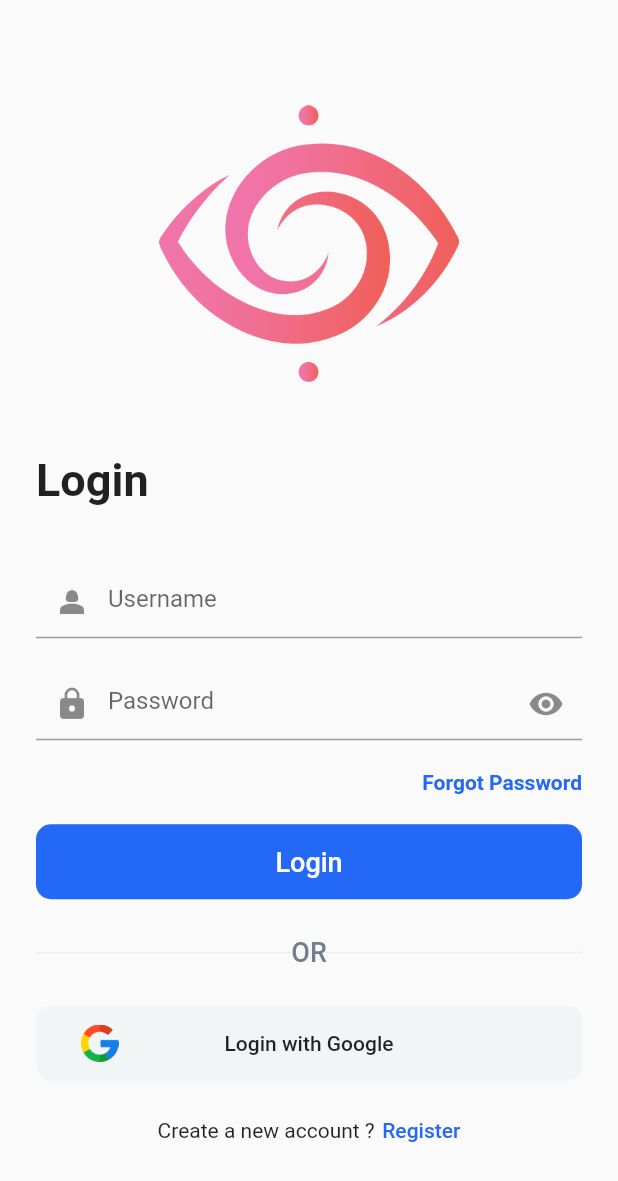
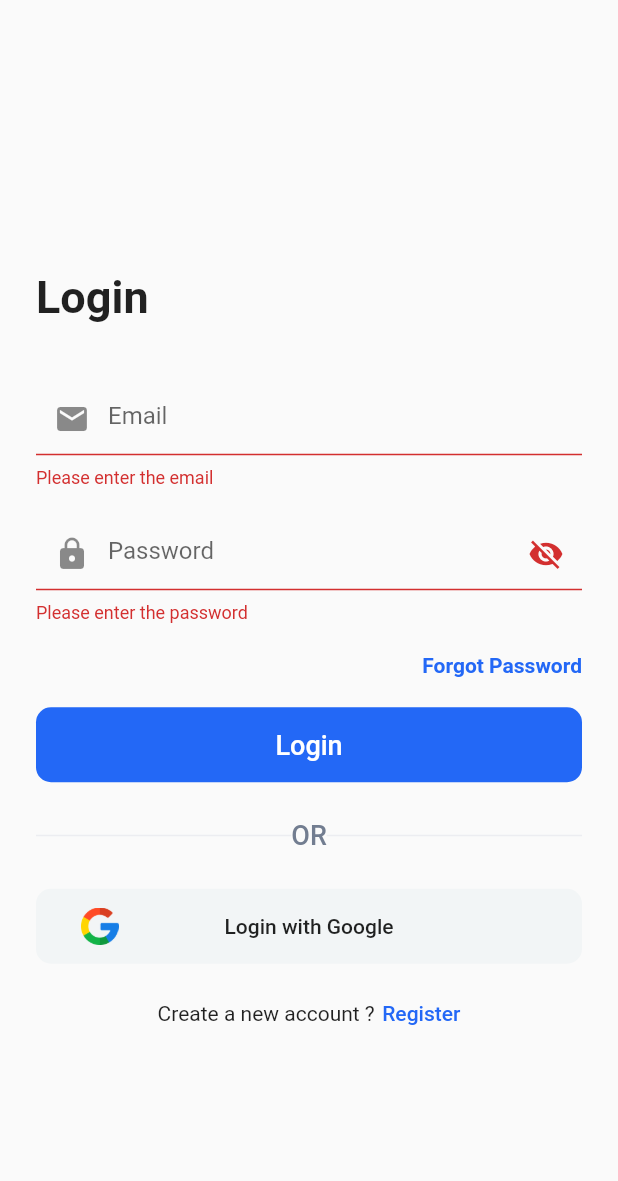
Before and after one commit to lephuochoai/app_flutter_1, a Flutter app: the screen it shows after launch, after a tap on "Login", on a phone screen of 412 x 824 dp. Shown: the top 1181 px of the screen. Run offline on Flutter 3.47's test engine with Material 2 defaults, Android fonts, the phone set to English and light mode, and no system bars; our stand-ins replace go_router, hive; accounts and stored records are empty.

Commit message:
feat: add api login

```diff
--- a/lib/apis/auth.dart
+++ b/lib/apis/auth.dart
@@ -4,15 +4,17 @@ import 'package:http/http.dart' as http;
 import 'request.dart';
 
 class AuthApis {
-  static Future<ResponseApi> login(String username, String password) async {
+  static Future<ResponseApi> login(String email, String password) async {
     final response = await http.post(getUri('/auth/login'),
-        body: {'username': username, 'password': password});
-    var jsonResponse = jsonDecode(response.body);
+        body: {'email': email, 'password': password});
+    var res = jsonDecode(response.body);
+
+    print(res);
 
     if (response.statusCode == 200) {
-      return ResponseApi(true, jsonResponse);
+      return ResponseApi(true, res);
     } else {
-      return ResponseApi(false, jsonResponse);
+      return ResponseApi(false, res);
     }
   }
 
--- a/lib/models/auth.dart
+++ b/lib/models/auth.dart
@@ -5,21 +5,31 @@ import '../utils/storage.dart';
 
 class AuthState extends ChangeNotifier {
   bool _isLoggedIn = false;
+  String _token = '';
+  String _refreshToken = '';
   var _userInfo;
 
   get userInfo => _userInfo;
   get isLoggedIn => _isLoggedIn;
+  get token => _token;
+  get refreshToken => _refreshToken;
 
   set setUserInfo(info) {
     _userInfo = info;
     notifyListeners();
   }
 
-  Future login(bool status) async {
-    _isLoggedIn = status;
+  Future login({String token = '', String refreshToken = ''}) async {
+    print('1111, $token, $refreshToken');
+
+    _isLoggedIn = true;
+    _token = token;
+    _refreshToken = refreshToken;
 
     final boxAuth = await Hive.openBox('auth');
-    boxAuth.put(BoxKey.isLoggedIn.toString(), status);
+    boxAuth.put(BoxKey.isLoggedIn.toString(), true);
+    boxAuth.put(BoxKey.token.toString(), token);
+    boxAuth.put(BoxKey.refreshToken.toString(), refreshToken);
     notifyListeners();
   }
 
@@ -27,8 +37,13 @@ class AuthState extends ChangeNotifier {
     final boxAuth = await Hive.openBox('auth');
     final getIsLoggedIn =
         await boxAuth.get(BoxKey.isLoggedIn.toString()) ?? false;
+    final getToken = await boxAuth.get(BoxKey.token.toString()) ?? '';
+    final getRefreshToken =
+        await boxAuth.get(BoxKey.refreshToken.toString()) ?? '';
 
     _isLoggedIn = getIsLoggedIn;
+    _token = getToken;
+    _refreshToken = getRefreshToken;
     notifyListeners();
   }
 }
--- a/lib/screen/auth/login/login.dart
+++ b/lib/screen/auth/login/login.dart
@@ -1,5 +1,7 @@
 import 'package:flutter/material.dart';
+import 'package:flutter_application_1/models/auth.dart';
 import 'package:go_router/go_router.dart';
+import 'package:provider/provider.dart';
 
 import '../../../apis/auth.dart';
 import '../../../ui/BaseButton/BaseButton.dart';
@@ -16,14 +18,11 @@ class Login extends StatefulWidget {
 }
 
 class _LoginState extends State<Login> {
-  bool isPassShow = true;
-  String username = '';
+  bool isPassShow = false;
+  String email = '';
   String password = '';
   bool loading = false;
   final formKey = GlobalKey<FormState>();
-
-  // username: 'kminchelle',
-  // password: '0lelplR',
 
   void toggleLoading() {
     setState(() {
@@ -33,6 +32,8 @@ class _LoginState extends State<Login> {
 
   @override
   Widget build(BuildContext context) {
+    final authState = Provider.of<AuthState>(context);
+
     void directRegisterScreen() {
       context.push(AppPage.register.toPath);
     }
@@ -41,18 +42,25 @@ class _LoginState extends State<Login> {
       context.push(AppPage.forgotPassword.toPath);
     }
 
-    void onSubmit() async {
+    void onSubmitForm() async {
       if (formKey.currentState!.validate()) {
         formKey.currentState!.save();
         toggleLoading();
-        final response = await AuthApis.login(username, password);
+        final result = await AuthApis.login(email, password);
 
-        if (response.success == true) {
-          print(response);
+        if (result.success == true) {
+          String token = result.data['token'];
+          String refreshToken = result.data['refreshToken'];
+          authState.login(token: token, refreshToken: refreshToken);
+          ScaffoldMessenger.of(context).showSnackBar(
+            const SnackBar(
+              content: Text('Login successfully'),
+            ),
+          );
         } else {
           ScaffoldMessenger.of(context).showSnackBar(
             SnackBar(
-              content: Text(response.data['message']),
+              content: Text(result.data['message']),
             ),
           );
         }
@@ -65,21 +73,21 @@ class _LoginState extends State<Login> {
         body: SafeArea(
             child: Padding(
                 padding: const EdgeInsets.all(24),
-                child: Center(
-                  child: Form(
+                child: Form(
+                  key: formKey,
+                  child: Center(
                     child: SingleChildScrollView(
-                      key: formKey,
                       child: Column(
                         crossAxisAlignment: CrossAxisAlignment.start,
                         children: [
-                          Center(
-                            child: SizedBox(
-                              width: 200,
-                              height: 200,
-                              child:
-                                  Image.asset('assets/images/logos/logo.png'),
-                            ),
-                          ),
+                          // Center(
+                          //   child: SizedBox(
+                          //     width: 200,
+                          //     height: 200,
+                          //     child:
+                          //         Image.asset('assets/images/logos/logo.png'),
+                          //   ),
+                          // ),
                           const SizedBox(height: 40),
                           const Text(
                             'Login',
@@ -88,12 +96,12 @@ class _LoginState extends State<Login> {
                           ),
                           const SizedBox(height: 40),
                           BaseTextField(
-                            hint: 'Username',
-                            prefixIcon: const Icon(Icons.person_2),
+                            hint: 'Email',
+                            prefixIcon: const Icon(Icons.email),
                             onSaved: (value) {
-                              if (value != null) username = value;
+                              if (value != null) email = value.trim();
                             },
-                            validator: usernameValidator,
+                            validator: emailValidator,
                           ),
                           const SizedBox(height: 20),
                           BaseTextField(
@@ -120,7 +128,7 @@ class _LoginState extends State<Login> {
                           const SizedBox(height: 20),
                           Container(
                             alignment: Alignment.centerRight,
-                            child: InkWell(
+                            child: GestureDetector(
                               onTap: directForgotPasswordScreen,
                               child: Text(
                                 'Forgot Password',
@@ -137,7 +145,7 @@ class _LoginState extends State<Login> {
                             height: 50,
                             child: BaseButton(
                               loading: loading,
-                              onPressed: onSubmit,
+                              onPressed: onSubmitForm,
                               child: const Text(
                                 'Login',
                                 style: TextStyle(
@@ -201,7 +209,7 @@ class _LoginState extends State<Login> {
                             children: [
                               const Text('Create a new account ?'),
                               const SizedBox(width: 5),
-                              InkWell(
+                              GestureDetector(
                                 onTap: directRegisterScreen,
                                 child: Text(
                                   'Register',
--- a/lib/screen/auth/login/login.validator.dart
+++ b/lib/screen/auth/login/login.validator.dart
@@ -1,7 +1,11 @@
 import 'package:flutter/material.dart';
 
-String? usernameValidator(String? value) {
-  if (value == null || value.isEmpty) return 'Please enter the username';
+String? emailValidator(String? value) {
+  if (value == null || value.isEmpty) return 'Please enter the email';
+
+  if (!RegExp(r'^[\w-\.]+@([\w-]+\.)+[\w-]{2,4}$').hasMatch(value)) {
+    return 'Please enter a valid email';
+  }
 
   return null;
 }
--- a/lib/utils/storage.dart
+++ b/lib/utils/storage.dart
@@ -1,7 +1,14 @@
-enum BoxKey { isLoggedIn }
+enum BoxKey { isLoggedIn, token, refreshToken }
 
 class IsLoggedIn {
   bool isLoggedIn;
 
   IsLoggedIn({required this.isLoggedIn});
 }
+
+class TokenUser {
+  String token = '';
+  String refreshToken = '';
+
+  TokenUser({required this.token, required this.refreshToken});
+}
```
Also changed, not shown: lib/screen/auth/register/register.dart (+3 -8 lines).
